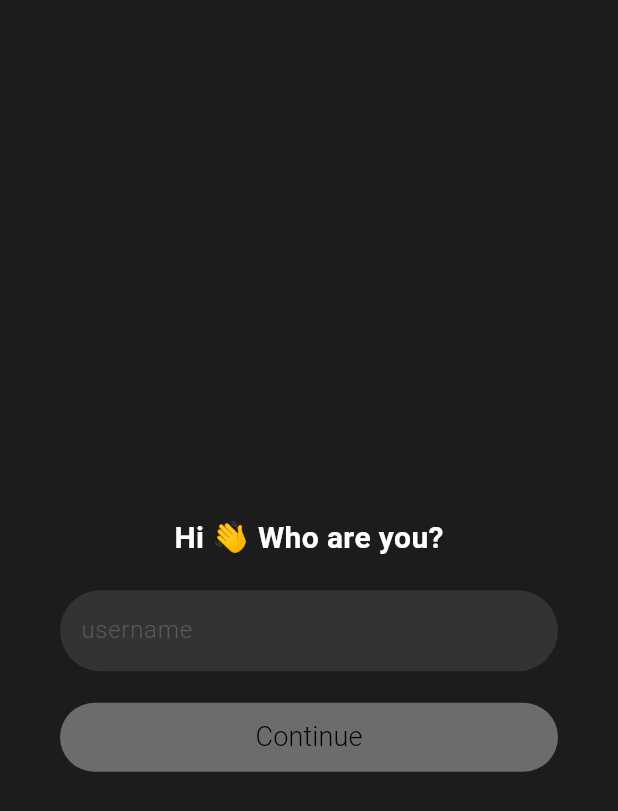
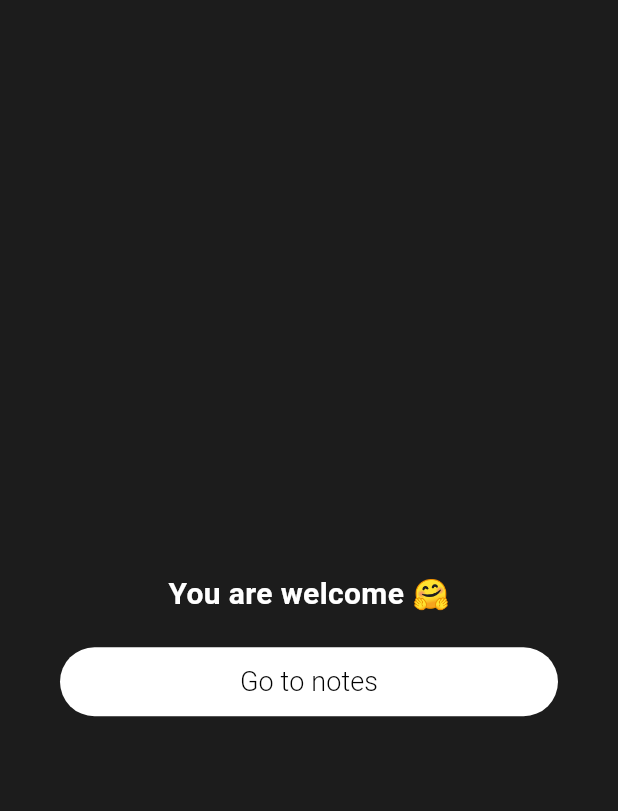
Before and after one commit to Lamafout/KeepIt, a Flutter app: the screen it shows after launch, on a phone screen of 412 x 824 dp. Shown: the top 811 px of the screen. Run offline on Flutter 3.47's test engine with Material 3 defaults, Android fonts, the phone set to English and light mode, and no system bars; our stand-ins replace font_awesome_flutter.

Commit message:
Added screen what open main screen of the application

```diff
--- a/lib/main.dart
+++ b/lib/main.dart
@@ -1,4 +1,5 @@
 import 'package:flutter/material.dart';
+import 'package:sign_window/widgets/screens/sign_in/start_work_screen.dart';
 
 import 'widgets/screens/sign_in/login_screen.dart';
 import 'package:sign_window/widgets/screens/sign_in/check_password_screen.dart';
@@ -32,7 +33,7 @@ class _CoreWidgetState extends State<CoreWidget> {
   Widget build(BuildContext context) {
     return MaterialApp(
 
-      home: LogInScreen(),
+      home: StartWorkScreen(),
     );
   }
 }
--- /dev/null
+++ b/lib/widgets/screens/sign_in/start_work_screen.dart
@@ -0,0 +1,47 @@
+import 'package:flutter/material.dart';
+
+import '../../osa_sign_button.dart';
+import '../../osa_sign_title.dart';
+import '../app/application.dart';
+
+const columnPadding = 40.0;
+
+class StartWorkScreen extends StatefulWidget {
+  const StartWorkScreen({super.key});
+
+  @override
+  State<StartWorkScreen> createState() => _StartWorkScreenState();
+}
+
+class _StartWorkScreenState extends State<StartWorkScreen> {
+  void _startWork(){
+    Navigator.pushAndRemoveUntil(context, MaterialPageRoute(builder: (context) => ApplicationScreen()), (Route<dynamic> route) => false);
+  }
+
+  @override
+  Widget build(BuildContext context) {
+    return Scaffold(
+      backgroundColor: Color.fromARGB(255, 28, 28, 28),
+      appBar: AppBar(
+        backgroundColor: Color.fromARGB(255, 28, 28, 28),
+        iconTheme: IconThemeData(
+          color: Colors.white
+        ),
+      ),
+      body: Container(
+        padding: EdgeInsets.symmetric(horizontal: columnPadding),
+
+        child: Column(
+          mainAxisAlignment: MainAxisAlignment.center,
+
+          children: [
+            OsaSignTitle(titleText: 'You are welcome 🤗'),
+            SizedBox(height: 20,),
+            OsaSignButton(doSomething: _startWork, labelText: 'Go to notes', isEnable: true,),
+            SizedBox(height: 20,),
+          ],
+        ),
+      ),
+    );
+  }
+}
```
Also changed, not shown: lib/widgets/screens/app/application.dart (added, +25 -0 lines).
